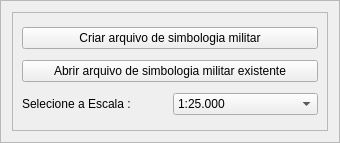
Before: the Qt Designer form MilitarySimbologyTools/view/militarySimbologyInterface.ui in phborba/dsgtoolsop, drawn with Qt 5.
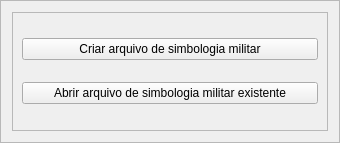
After: the same form once the commit is applied.

The edit to the form file:
```diff
--- a/MilitarySimbologyTools/view/militarySimbologyInterface.ui
+++ b/MilitarySimbologyTools/view/militarySimbologyInterface.ui
@@ -43,41 +43,6 @@
         </property>
        </widget>
       </item>
-      <item>
-       <layout class="QHBoxLayout" name="horizontalLayout">
-        <item>
-         <widget class="QLabel" name="label">
-          <property name="text">
-           <string>Selecione a Escala :</string>
-          </property>
-         </widget>
-        </item>
-        <item>
-         <widget class="QComboBox" name="escalaCombo">
-          <item>
-           <property name="text">
-            <string>1:25.000</string>
-           </property>
-          </item>
-          <item>
-           <property name="text">
-            <string>1:50.000</string>
-           </property>
-          </item>
-          <item>
-           <property name="text">
-            <string>1:100.000</string>
-           </property>
-          </item>
-          <item>
-           <property name="text">
-            <string>1:250.000</string>
-           </property>
-          </item>
-         </widget>
-        </item>
-       </layout>
-      </item>
      </layout>
     </widget>
    </item>
```
